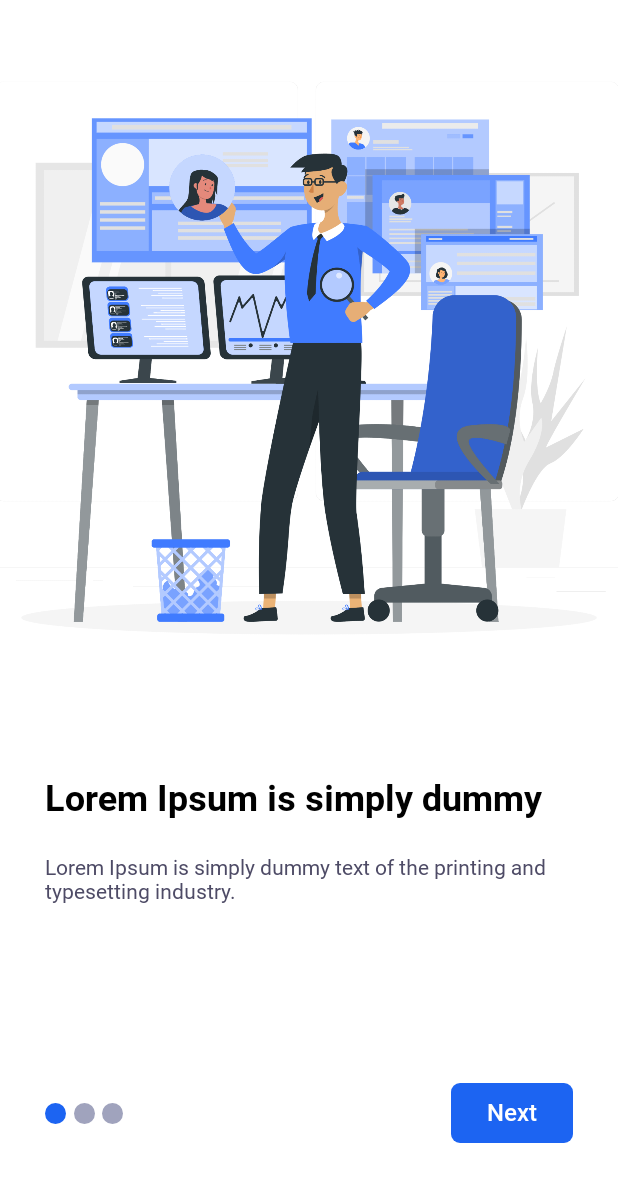
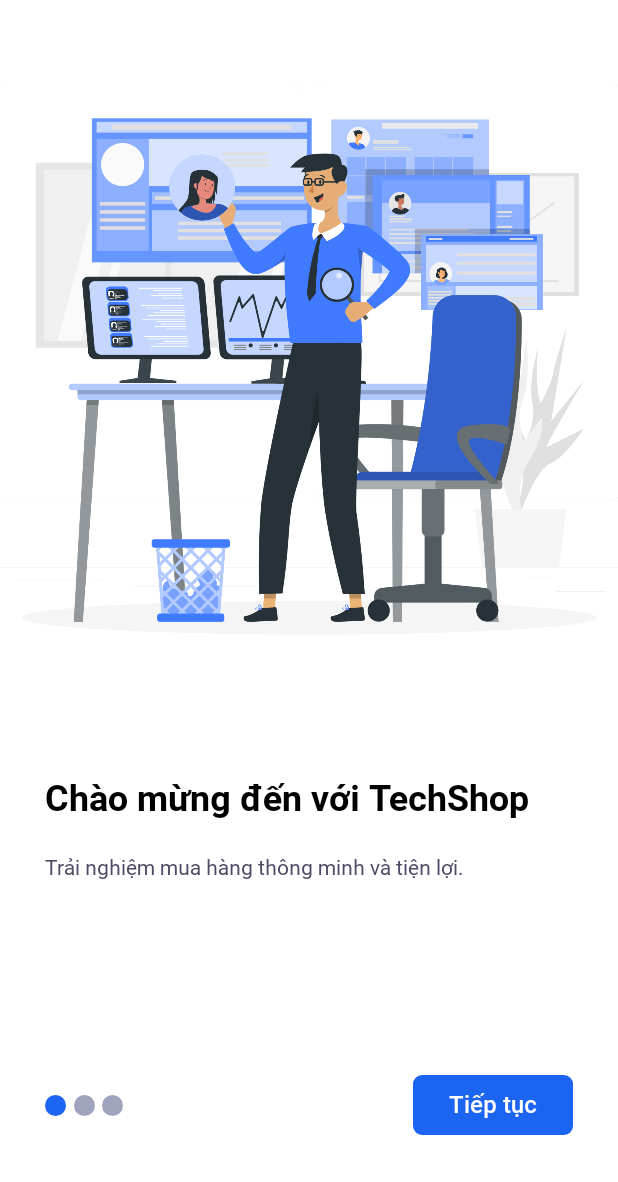
Before and after one commit to maitogami123/TechShopMobile, an Android app built with Jetpack Compose: the screen it shows after launch (MainActivity), on a phone screen of 412 x 824 dp. Shown: the top 1182 px of the screen. Run offline under Robolectric (Android 15) with nearby library versions, the phone set to English and light mode, and no system bars; our stand-ins replace Dagger/Hilt's generated code, Room's generated code, accompanist; libraries missing offline, so code that uses them is left out: arrow.retrofit.adapter.

Commit message:
change: "text onBoardingScreen"

```diff
--- a/app/src/main/java/com/vi/techshopmobile/presentation/onboarding/OnBoardingScreen.kt
+++ b/app/src/main/java/com/vi/techshopmobile/presentation/onboarding/OnBoardingScreen.kt
@@ -37,9 +37,9 @@ fun OnBoardingScreen(event: (OnBoardingEvent) -> Unit) {
         val buttonState = remember {
             derivedStateOf {
                 when (pagerState.currentPage) {
-                    0 -> listOf("", "Next")
-                    1 -> listOf("Back", "Next")
-                    2 -> listOf("Back", "Get Started")
+                    0 -> listOf("", "Tiếp tục")
+                    1 -> listOf("Trở lại", "Tiếp tục")
+                    2 -> listOf("Trở lại", "Bắt đầu")
                     else -> listOf("", "")
                 }
             }
--- a/app/src/main/java/com/vi/techshopmobile/presentation/onboarding/Page.kt
+++ b/app/src/main/java/com/vi/techshopmobile/presentation/onboarding/Page.kt
@@ -11,18 +11,18 @@ data class Page(
 
 val pages = listOf(
     Page(
-        title = "Lorem Ipsum is simply dummy",
-        description = "Lorem Ipsum is simply dummy text of the printing and typesetting industry.",
+        title = "Chào mừng đến với TechShop",
+        description = "Trải nghiệm mua hàng thông minh và tiện lợi.",
         image = R.drawable.start_screen_1
     ),
     Page(
-        title = "Lorem Ipsum is simply dummy",
-        description = "Lorem Ipsum is simply dummy text of the printing and typesetting industry.",
+        title = "Hiện đại và xu hướng",
+        description = "Đem đến sự mới mẻ của công nghệ. Hiện đại không chỉ là việc theo kịp thời đại mà còn là việc dẫn dắt thời đại",
         image = R.drawable.start_screen_2
     ),
     Page(
-        title = "Lorem Ipsum is simply dummy",
-        description = "Lorem Ipsum is simply dummy text of the printing and typesetting industry.",
+        title = "Nhanh chóng và tận tình",
+        description = "Nhận được sự hỗ trợ. Tận tình không chỉ là làm việc hết mình mà là việc hoàn thành một cách hiệu quả và kịp thời.",
         image = R.drawable.start_screen_3
     )
 )
```
